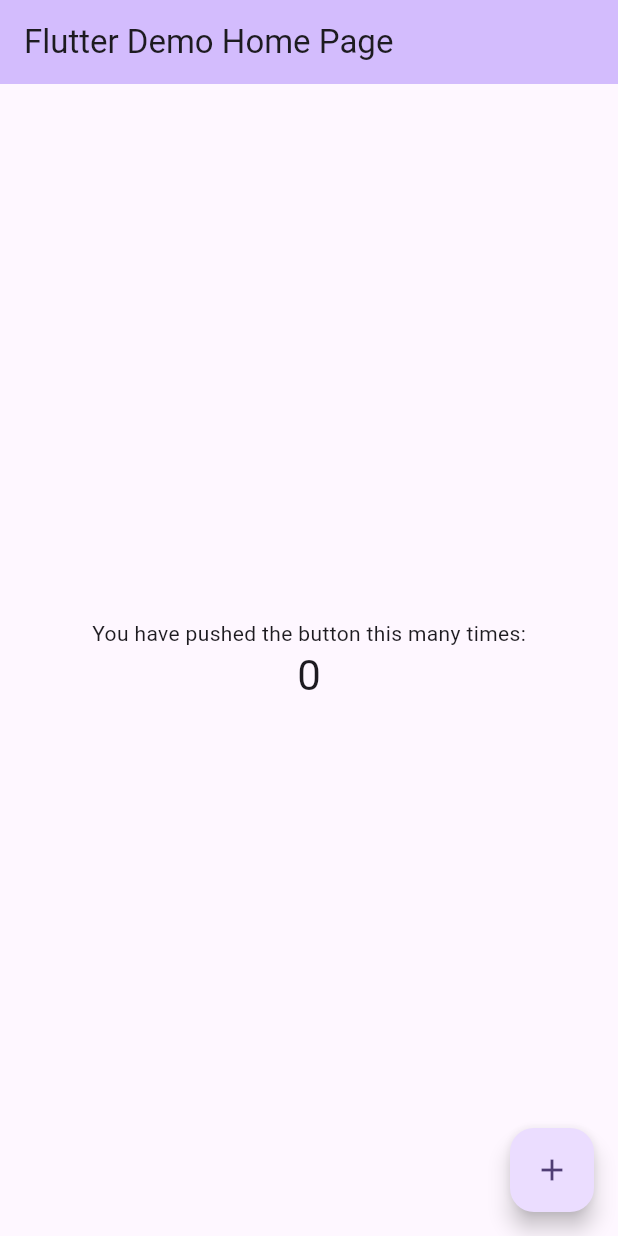
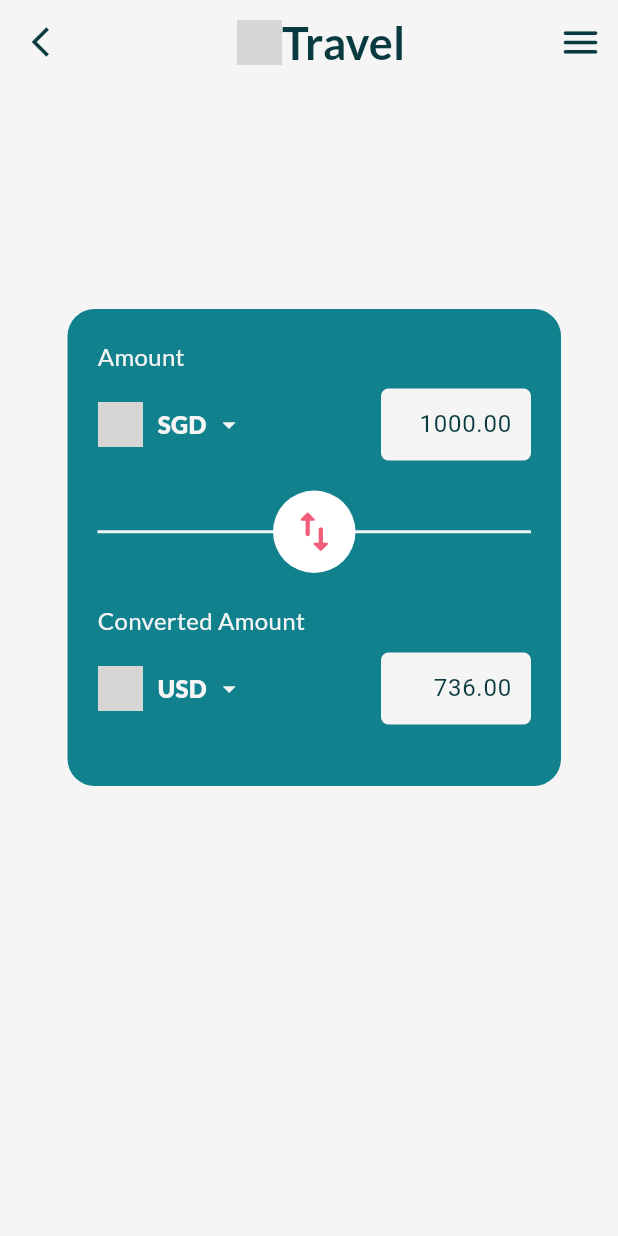
Before and after one commit to alaaMatouq/iTravel-grad, a Flutter app: the screen it shows after launch, on a phone screen of 412 x 824 dp. Run offline on Flutter 3.47's test engine with Material 3 defaults, Android fonts, the light colour scheme and no system bars; network calls fail; grey boxes are pictures that could not be loaded.

Commit message:
currency converter screen and it's dropdown list for the countries connected to api(RestCountries API)   welcome screen: 2 screens the first screen contains button to navigate to the second screen

```diff
--- /dev/null
+++ b/lib/CurrencyConverter.dart
@@ -0,0 +1,265 @@
+import 'dart:convert';
+import 'package:flutter/material.dart';
+import 'package:http/http.dart' as http;
+
+class CurrencyConverter extends StatefulWidget {
+  @override
+  _CurrencyConverterState createState() => _CurrencyConverterState();
+}
+
+class _CurrencyConverterState extends State<CurrencyConverter> {
+  // Default selected currencies
+  String fromCurrency = "SGD";
+  String toCurrency = "USD";
+  String fromFlag = "https://flagcdn.com/w40/sg.png"; // Singapore flag URL
+  String toFlag = "https://flagcdn.com/w40/us.png"; // US flag URL
+
+  List<Map<String, String>> countries = []; // Holds country list from API
+
+  @override
+  void initState() {
+    super.initState();
+    fetchCountries(); // Fetch countries on screen load
+  }
+
+  // Fetch Country and Currency Data from API
+  Future<void> fetchCountries() async {
+    final response = await http.get(Uri.parse("https://restcountries.com/v3.1/all"));
+    if (response.statusCode == 200) {
+      List<dynamic> data = jsonDecode(response.body);
+      setState(() {
+        countries = data
+            .where((country) => country["currencies"] != null)
+            .map((country) {
+          String currencyCode = country["currencies"]?.keys?.first ?? "N/A";
+          String flagUrl = country["flags"]["png"];
+          String countryName = country["name"]["common"];
+          return {
+            "name": countryName,
+            "code": currencyCode,
+            "flag": flagUrl,
+          };
+        }).toList();
+      });
+    } else {
+      throw Exception("Failed to load countries");
+    }
+  }
+
+  // Function to Show Country Selector Modal
+  void showCurrencySelector(bool isFromCurrency) {
+    showModalBottomSheet(
+      context: context,
+      builder: (BuildContext context) {
+        return Container(
+          height: 400,
+          padding: EdgeInsets.all(16),
+          child: Column(
+            children: [
+              // Search Box
+              TextField(
+                decoration: InputDecoration(
+                  prefixIcon: Icon(Icons.search, color: Colors.grey),
+                  hintText: "Search currency...",
+                  border: OutlineInputBorder(
+                    borderRadius: BorderRadius.circular(10),
+                  ),
+                ),
+                onChanged: (query) {
+                  setState(() {
+                    countries = countries.where((country) =>
+                    country["name"]!.toLowerCase().contains(query.toLowerCase()) ||
+                        country["code"]!.toLowerCase().contains(query.toLowerCase())).toList();
+                  });
+                },
+              ),
+              SizedBox(height: 10),
+
+              // List of Currencies
+              Expanded(
+                child: ListView.builder(
+                  itemCount: countries.length,
+                  itemBuilder: (context, index) {
+                    return ListTile(
+                      leading: Image.network(
+                        countries[index]["flag"]!,
+                        width: 30,
+                        height: 30,
+                      ),
+                      title: Text("${countries[index]["name"]} (${countries[index]["code"]})"),
+                      onTap: () {
+                        setState(() {
+                          if (isFromCurrency) {
+                            fromCurrency = countries[index]["code"]!;
+                            fromFlag = countries[index]["flag"]!;
+                          } else {
+                            toCurrency = countries[index]["code"]!;
+                            toFlag = countries[index]["flag"]!;
+                          }
+                        });
+                        Navigator.pop(context);
+                      },
+                    );
+                  },
+                ),
+              ),
+            ],
+          ),
+        );
+      },
+    );
+  }
+
+  @override
+  Widget build(BuildContext context) {
+    return Scaffold(
+      backgroundColor: Color(0xFFF5F5F5),
+      appBar: AppBar(
+        backgroundColor: Colors.transparent,
+        elevation: 0,
+        leading: Padding(
+          padding: EdgeInsets.only(left: 10),
+          child: Icon(Icons.arrow_back_ios, color: Color(0xFF083A40)),
+        ),
+        title: Row(
+          mainAxisAlignment: MainAxisAlignment.center,
+          crossAxisAlignment: CrossAxisAlignment.center,
+          children: [
+            Image.asset('assets/images/iTravelLogo.png', width: 30, height: 30),
+
+            Text(
+              "Travel",
+              style: TextStyle(
+                fontSize: 30,
+                fontWeight: FontWeight.bold,
+                fontFamily: 'Lato',
+                color: Color(0xFF083A40),
+              ),
+            ),
+          ],
+        ),
+        actions: [
+          Padding(
+            padding: EdgeInsets.only(right: 10),
+            child: Icon(Icons.menu_rounded, color: Color(0xFF083A40), size: 30),
+          ),
+        ],
+      ),
+      body: Padding(
+        padding: EdgeInsets.only(left: 45, top: 150),
+        child: Container(
+          width: 329,
+          height: 318,
+          padding: EdgeInsets.all(20),
+          decoration: BoxDecoration(
+            color: Color(0xFF11818D),
+            borderRadius: BorderRadius.circular(18),
+          ),
+          child: Column(
+            mainAxisSize: MainAxisSize.min,
+            children: [
+              // Amount Section
+              buildCurrencyRow(true),
+
+              SizedBox(height: 20),
+
+              // Divider with converter icon
+              Stack(
+                alignment: Alignment.center,
+                children: [
+                  Divider(color: Color(0xFFF5F5F5), thickness: 2),
+                  Container(
+                    width: 55,
+                    height: 55,
+                    decoration: BoxDecoration(
+                      color: Colors.white,
+                      shape: BoxShape.circle,
+                    ),
+                    child: Center(
+                      child: Icon(Icons.swap_vert_rounded, color: Color(0xFFF25E7A), size: 35),
+                    ),
+                  ),
+                ],
+              ),
+
+              SizedBox(height: 20),
+
+              // Converted Amount Section
+              buildCurrencyRow(false),
+            ],
+          ),
+        ),
+      ),
+    );
+  }
+
+  // Function to Build Currency Row (Reusable)
+  Widget buildCurrencyRow(bool isFromCurrency) {
+    return Column(
+      crossAxisAlignment: CrossAxisAlignment.start,
+      children: [
+        Text(
+          isFromCurrency ? "Amount" : "Converted Amount",
+          style: TextStyle(
+            color: Color(0xFFF5F5F5),
+            fontSize: 16,
+            fontWeight: FontWeight.w400,
+            fontFamily: 'Lato',
+          ),
+        ),
+        SizedBox(height: 10),
+        Row(
+          mainAxisSize: MainAxisSize.min,
+          crossAxisAlignment: CrossAxisAlignment.center,
+          children: [
+            Image.network(
+              isFromCurrency ? fromFlag : toFlag,
+              width: 30,
+              height: 30,
+            ),
+            SizedBox(width: 10),
+
+            // Currency Name + Arrow in Row
+            GestureDetector(
+              onTap: () => showCurrencySelector(isFromCurrency),
+              child: Row(
+                mainAxisSize: MainAxisSize.min,
+                children: [
+                  Text(
+                    isFromCurrency ? fromCurrency : toCurrency,
+                    style: TextStyle(
+                      color: Color(0xFFF5F5F5),
+                      fontSize: 16,
+                      fontWeight: FontWeight.w900,
+                      fontFamily: 'Lato',
+                    ),
+                  ),
+                  SizedBox(width: 5),
+                  Icon(Icons.arrow_drop_down, color: Color(0xFFF5F5F5), size: 20),
+                ],
+              ),
+            ),
+
+            Spacer(),
+
+            Container(
+              width: 100,
+              padding: EdgeInsets.symmetric(horizontal: 10),
+              decoration: BoxDecoration(
+                color: Color(0xFFF5F5F5),
+                borderRadius: BorderRadius.circular(5),
+              ),
+              child: TextField(
+                decoration: InputDecoration(border: InputBorder.none),
+                style: TextStyle(color: Color(0xFF083A40), fontSize: 16),
+                textAlign: TextAlign.right,
+                keyboardType: TextInputType.number,
+                controller: TextEditingController(text: isFromCurrency ? "1000.00" : "736.00"),
+              ),
+            ),
+          ],
+        ),
+      ],
+    );
+  }
+}
--- a/lib/main.dart
+++ b/lib/main.dart
@@ -1,4 +1,7 @@
 import 'package:flutter/material.dart';
+import 'package:itravel_sa/welcomeScreens.dart';
+
+import 'CurrencyConverter.dart';
 
 void main() {
   runApp(const MyApp());
@@ -11,115 +14,12 @@
   @override
   Widget build(BuildContext context) {
     return MaterialApp(
-      title: 'Flutter Demo',
+      debugShowCheckedModeBanner: false,
+      title: 'Trip Guide App',
       theme: ThemeData(
-        // This is the theme of your application.
-        //
-        // TRY THIS: Try running your application with "flutter run". You'll see
-        // the application has a purple toolbar. Then, without quitting the app,
-        // try changing the seedColor in the colorScheme below to Colors.green
-        // and then invoke "hot reload" (save your changes or press the "hot
-        // reload" button in a Flutter-supported IDE, or press "r" if you used
-        // the command line to start the app).
-        //
-        // Notice that the counter didn't reset back to zero; the application
-        // state is not lost during the reload. To reset the state, use hot
-        // restart instead.
-        //
-        // This works for code too, not just values: Most code changes can be
-        // tested with just a hot reload.
-        colorScheme: ColorScheme.fromSeed(seedColor: Colors.deepPurple),
-        useMaterial3: true,
+        primarySwatch: Colors.teal,
       ),
-      home: const MyHomePage(title: 'Flutter Demo Home Page'),
+      home:CurrencyConverter(), // Set Currency Converter Screen as Home
     );
   }
 }
-
-class MyHomePage extends StatefulWidget {
-  const MyHomePage({super.key, required this.title});
-
-  // This widget is the home page of your application. It is stateful, meaning
-  // that it has a State object (defined below) that contains fields that affect
-  // how it looks.
-
-  // This class is the configuration for the state. It holds the values (in this
-  // case the title) provided by the parent (in this case the App widget) and
-  // used by the build method of the State. Fields in a Widget subclass are
-  // always marked "final".
-
-  final String title;
-
-  @override
-  State<MyHomePage> createState() => _MyHomePageState();
-}
-
-class _MyHomePageState extends State<MyHomePage> {
-  int _counter = 0;
-
-  void _incrementCounter() {
-    setState(() {
-      // This call to setState tells the Flutter framework that something has
-      // changed in this State, which causes it to rerun the build method below
-      // so that the display can reflect the updated values. If we changed
-      // _counter without calling setState(), then the build method would not be
-      // called again, and so nothing would appear to happen.
-      _counter++;
-    });
-  }
-
-  @override
-  Widget build(BuildContext context) {
-    // This method is rerun every time setState is called, for instance as done
-    // by the _incrementCounter method above.
-    //
-    // The Flutter framework has been optimized to make rerunning build methods
-    // fast, so that you can just rebuild anything that needs updating rather
-    // than having to individually change instances of widgets.
-    return Scaffold(
-      appBar: AppBar(
-        // TRY THIS: Try changing the color here to a specific color (to
-        // Colors.amber, perhaps?) and trigger a hot reload to see the AppBar
-        // change color while the other colors stay the same.
-        backgroundColor: Theme.of(context).colorScheme.inversePrimary,
-        // Here we take the value from the MyHomePage object that was created by
-        // the App.build method, and use it to set our appbar title.
-        title: Text(widget.title),
-      ),
-      body: Center(
-        // Center is a layout widget. It takes a single child and positions it
-        // in the middle of the parent.
-        child: Column(
-          // Column is also a layout widget. It takes a list of children and
-          // arranges them vertically. By default, it sizes itself to fit its
-          // children horizontally, and tries to be as tall as its parent.
-          //
-          // Column has various properties to control how it sizes itself and
-          // how it positions its children. Here we use mainAxisAlignment to
-          // center the children vertically; the main axis here is the vertical
-          // axis because Columns are vertical (the cross axis would be
-          // horizontal).
-          //
-          // TRY THIS: Invoke "debug painting" (choose the "Toggle Debug Paint"
-          // action in the IDE, or press "p" in the console), to see the
-          // wireframe for each widget.
-          mainAxisAlignment: MainAxisAlignment.center,
-          children: <Widget>[
-            const Text(
-              'You have pushed the button this many times:',
-            ),
-            Text(
-              '$_counter',
-              style: Theme.of(context).textTheme.headlineMedium,
-            ),
-          ],
-        ),
-      ),
-      floatingActionButton: FloatingActionButton(
-        onPressed: _incrementCounter,
-        tooltip: 'Increment',
-        child: const Icon(Icons.add),
-      ), // This trailing comma makes auto-formatting nicer for build methods.
-    );
-  }
-}
```
Also changed, not shown: lib/welcomeScreens.dart (added, +170 -0 lines), pubspec.yaml (+15 -0 lines), pubspec.lock.
